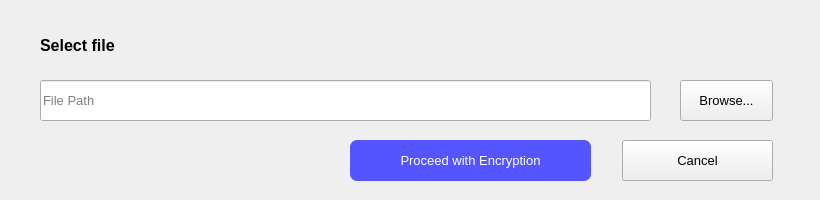
Old version of the form ui/EncryptionUi.ui in the repository edeniyanda/CipheredVV.
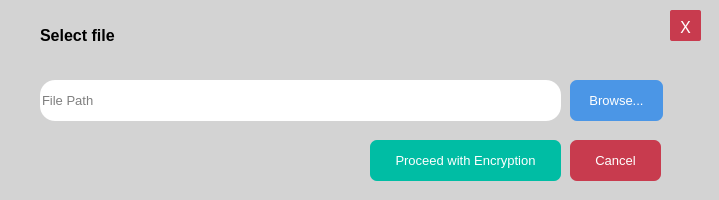
New version of the form. Icons and pictures are not drawn.

```diff
--- a/ui/EncryptionUi.ui
+++ b/ui/EncryptionUi.ui
@@ -6,7 +6,7 @@
    <rect>
     <x>0</x>
     <y>0</y>
-    <width>820</width>
+    <width>719</width>
     <height>200</height>
    </rect>
   </property>
@@ -17,13 +17,17 @@
    <iconset>
     <normaloff>../assets/img/icon/shield.png</normaloff>../assets/img/icon/shield.png</iconset>
   </property>
+  <property name="styleSheet">
+   <string notr="true">background-color: rgb(211, 211, 211);
+border-radius: 15px;</string>
+  </property>
   <widget class="QWidget" name="centralwidget">
    <widget class="QLineEdit" name="lineEditPath">
     <property name="geometry">
      <rect>
       <x>40</x>
       <y>80</y>
-      <width>611</width>
+      <width>521</width>
       <height>41</height>
      </rect>
     </property>
@@ -33,6 +37,10 @@
       <pointsize>10</pointsize>
      </font>
     </property>
+    <property name="styleSheet">
+     <string notr="true">border-radius: 15px;
+background-color: white;</string>
+    </property>
     <property name="placeholderText">
      <string>File Path</string>
     </property>
@@ -40,7 +48,7 @@
    <widget class="QPushButton" name="pushButtonBrowse">
     <property name="geometry">
      <rect>
-      <x>680</x>
+      <x>570</x>
       <y>80</y>
       <width>93</width>
       <height>41</height>
@@ -52,6 +60,11 @@
       <pointsize>10</pointsize>
      </font>
     </property>
+    <property name="styleSheet">
+     <string notr="true">background-color:rgb(75, 150, 230);
+color: white;
+border-radius: 7px;</string>
+    </property>
     <property name="text">
      <string>Browse...</string>
     </property>
@@ -60,8 +73,8 @@
     <property name="geometry">
      <rect>
       <x>40</x>
-      <y>30</y>
-      <width>121</width>
+      <y>20</y>
+      <width>91</width>
       <height>31</height>
      </rect>
     </property>
@@ -80,9 +93,9 @@
    <widget class="QPushButton" name="pushButtonProceed">
     <property name="geometry">
      <rect>
-      <x>350</x>
+      <x>370</x>
       <y>140</y>
-      <width>241</width>
+      <width>191</width>
       <height>41</height>
      </rect>
     </property>
@@ -93,7 +106,7 @@
      </font>
     </property>
     <property name="styleSheet">
-     <string notr="true">background-color:rgb(85, 85, 255);
+     <string notr="true">background-color:rgb(0, 189, 164);
 color: white;
 border-radius: 7px;</string>
     </property>
@@ -104,9 +117,9 @@
    <widget class="QPushButton" name="pushButtonCancel">
     <property name="geometry">
      <rect>
-      <x>622</x>
+      <x>570</x>
       <y>140</y>
-      <width>151</width>
+      <width>91</width>
       <height>41</height>
      </rect>
     </property>
@@ -116,10 +129,51 @@
       <pointsize>10</pointsize>
      </font>
     </property>
+    <property name="styleSheet">
+     <string notr="true">background-color:rgb(200, 59, 78);
+color: white;
+border-radius: 7px;</string>
+    </property>
     <property name="text">
      <string>Cancel</string>
     </property>
    </widget>
+   <widget class="QPushButton" name="pushButtonCancel_2">
+    <property name="geometry">
+     <rect>
+      <x>670</x>
+      <y>10</y>
+      <width>31</width>
+      <height>31</height>
+     </rect>
+    </property>
+    <property name="font">
+     <font>
+      <family>Nexa</family>
+      <pointsize>13</pointsize>
+      <weight>50</weight>
+      <bold>false</bold>
+      <kerning>false</kerning>
+     </font>
+    </property>
+    <property name="cursor">
+     <cursorShape>PointingHandCursor</cursorShape>
+    </property>
+    <property name="styleSheet">
+     <string notr="true">QPushButton{
+	background-color:rgb(200, 59, 78);
+	border-radius: 2px;
+	color: white;
+}
+QPushButton:hover{
+	background-color:rgb(167, 12, 1);
+	color: white;
+}</string>
+    </property>
+    <property name="text">
+     <string>X</string>
+    </property>
+   </widget>
   </widget>
  </widget>
  <resources/>
```
